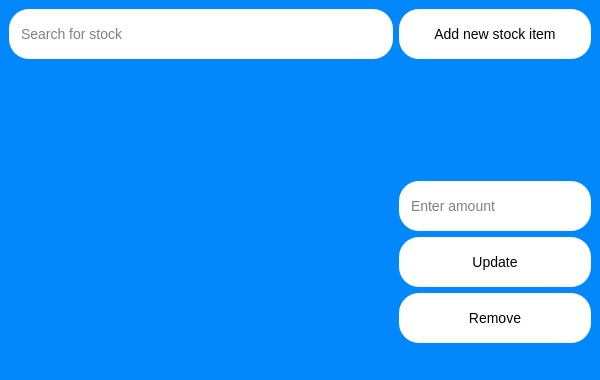
atlas-aerospace-yt/LabManagementSystem, file Client-Side/Ui/StockWindow.ui: the form before one commit.
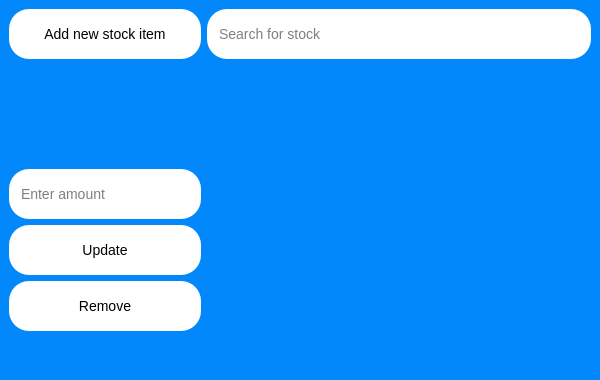
The form after the commit.

Commit message:
Stock management
Searching for stock now deletes all previously displayed stock, stock is selectable.

The edit to the form file:
```diff
--- a/Client-Side/Ui/StockWindow.ui
+++ b/Client-Side/Ui/StockWindow.ui
@@ -111,9 +111,22 @@
   <widget class="QWidget" name="centralwidget">
    <layout class="QGridLayout" name="gridLayout_2">
     <item row="0" column="0">
-     <layout class="QGridLayout" name="gridLayout" columnstretch="2,1">
-      <item row="5" column="1">
-       <widget class="QPushButton" name="remove">
+     <layout class="QGridLayout" name="gridLayout" columnstretch="1,2,0">
+      <item row="3" column="0">
+       <widget class="QLineEdit" name="amount">
+        <property name="minimumSize">
+         <size>
+          <width>0</width>
+          <height>50</height>
+         </size>
+        </property>
+        <property name="placeholderText">
+         <string>Enter amount</string>
+        </property>
+       </widget>
+      </item>
+      <item row="4" column="0">
+       <widget class="QPushButton" name="update">
         <property name="minimumSize">
          <size>
           <width>0</width>
@@ -121,11 +134,24 @@
          </size>
         </property>
         <property name="text">
-         <string>Remove</string>
+         <string>Update</string>
         </property>
        </widget>
       </item>
       <item row="1" column="0">
+       <widget class="QPushButton" name="add_stock">
+        <property name="minimumSize">
+         <size>
+          <width>0</width>
+          <height>50</height>
+         </size>
+        </property>
+        <property name="text">
+         <string>Add new stock item</string>
+        </property>
+       </widget>
+      </item>
+      <item row="1" column="1">
        <widget class="QLineEdit" name="name">
         <property name="minimumSize">
          <size>
@@ -138,20 +164,7 @@
         </property>
        </widget>
       </item>
-      <item row="4" column="1">
-       <widget class="QPushButton" name="update">
-        <property name="minimumSize">
-         <size>
-          <width>0</width>
-          <height>50</height>
-         </size>
-        </property>
-        <property name="text">
-         <string>Update</string>
-        </property>
-       </widget>
-      </item>
-      <item row="2" column="0" rowspan="5">
+      <item row="2" column="1" rowspan="7">
        <widget class="QScrollArea" name="scrollArea">
         <property name="widgetResizable">
          <bool>true</bool>
@@ -173,20 +186,20 @@
         </widget>
        </widget>
       </item>
-      <item row="3" column="1">
-       <widget class="QLineEdit" name="amount">
+      <item row="5" column="0">
+       <widget class="QPushButton" name="remove">
         <property name="minimumSize">
          <size>
           <width>0</width>
           <height>50</height>
          </size>
         </property>
-        <property name="placeholderText">
-         <string>Enter amount</string>
+        <property name="text">
+         <string>Remove</string>
         </property>
        </widget>
       </item>
-      <item row="2" column="1">
+      <item row="2" column="0">
        <spacer name="verticalSpacer">
         <property name="orientation">
          <enum>Qt::Vertical</enum>
@@ -199,19 +212,6 @@
         </property>
        </spacer>
       </item>
-      <item row="1" column="1">
-       <widget class="QPushButton" name="add_stock">
-        <property name="minimumSize">
-         <size>
-          <width>0</width>
-          <height>50</height>
-         </size>
-        </property>
-        <property name="text">
-         <string>Add new stock item</string>
-        </property>
-       </widget>
-      </item>
      </layout>
     </item>
    </layout>
```
The commit also changes 4 other files.
